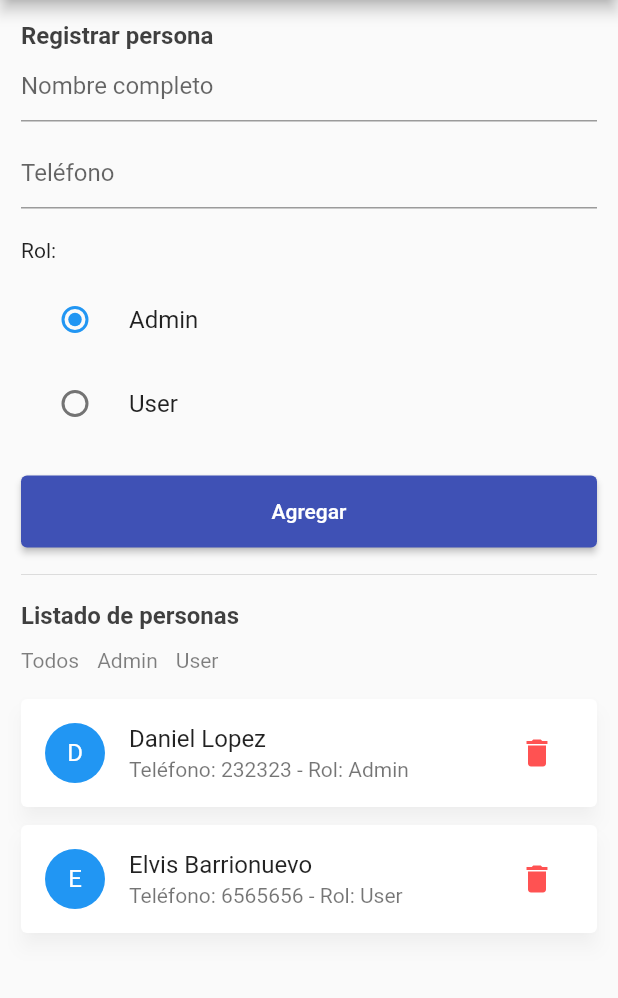
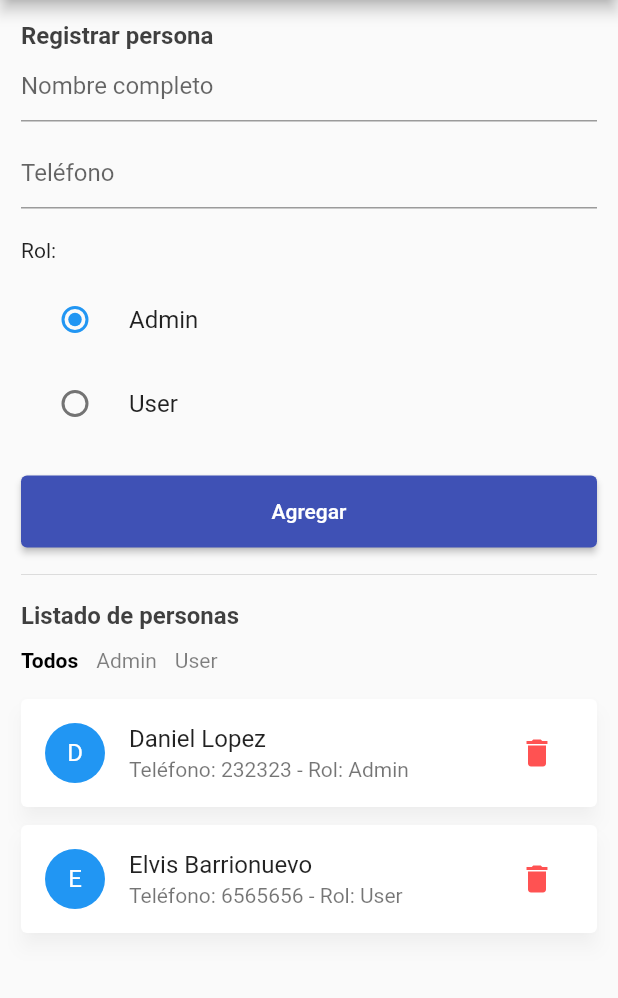
Before and after one commit to ehbarrionuevo/flutter_codigo2_people, a Flutter app: the screen it shows after launch, after a tap on "Todos", on a phone screen of 412 x 824 dp, the part 84-1082 px from its top. Run offline on Flutter 3.47's test engine with Material 2 defaults, Android fonts, the phone set to English and light mode, and no system bars.

```diff
--- a/lib/people_page.dart
+++ b/lib/people_page.dart
@@ -44,6 +44,9 @@ class _PeoplePageState extends State<PeoplePage> {
   String fullName = "";
   String phone = "";
   String role = "Admin";
+
+  String filterText = "Todos";
+
 
   @override
   Widget build(BuildContext context) {
@@ -161,27 +164,16 @@ class _PeoplePageState extends State<PeoplePage> {
                   margin: const EdgeInsets.only(right: 12.0),
                   child: InkWell(
                     onTap: (){
+                      filterText = "Todos";
+                      setState(() {
 
+                      });
                     },
                     child: Text(
                       "Todos",
                       style: TextStyle(
-                        color: Colors.black.withOpacity(0.5),
-                      ),
-                    ),
-                  ),
-                ),
-
-                Container(
-                  margin: const EdgeInsets.only(right: 12.0),
-                  child: InkWell(
-                    onTap: (){
-
-                    },
-                    child: Text(
-                      "Admin",
-                      style: TextStyle(
-                        color: Colors.black.withOpacity(0.5),
+                        color: filterText == "Todos" ? Colors.black : Colors.black.withOpacity(0.5),
+                        fontWeight: filterText == "Todos" ? FontWeight.bold : FontWeight.normal,
                       ),
                     ),
                   ),
@@ -190,12 +182,34 @@ class _PeoplePageState extends State<PeoplePage> {
                   margin: const EdgeInsets.only(right: 12.0),
                   child: InkWell(
                     onTap: (){
+                      filterText = "Admin";
+                      setState(() {
 
+                      });
+                    },
+                    child: Text(
+                      "Admin",
+                      style: TextStyle(
+                        color: filterText == "Admin" ? Colors.black : Colors.black.withOpacity(0.5),
+                        fontWeight: filterText == "Admin" ? FontWeight.bold : FontWeight.normal,
+                      ),
+                    ),
+                  ),
+                ),
+                Container(
+                  margin: const EdgeInsets.only(right: 12.0),
+                  child: InkWell(
+                    onTap: (){
+                      filterText = "User";
+                      setState(() {
+
+                      });
                     },
                     child: Text(
                       "User",
                       style: TextStyle(
-                        color: Colors.black.withOpacity(0.5),
+                        color: filterText == "User" ? Colors.black : Colors.black.withOpacity(0.5),
+                        fontWeight: filterText == "User" ? FontWeight.bold : FontWeight.normal,
                       ),
                     ),
                   ),
```
